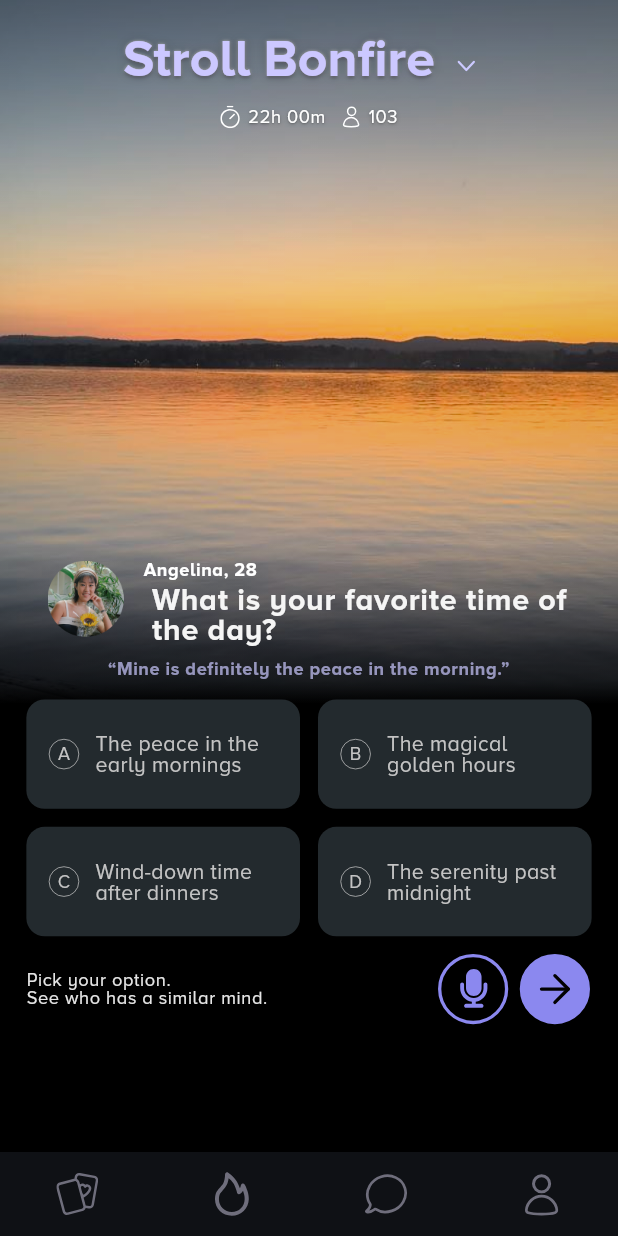
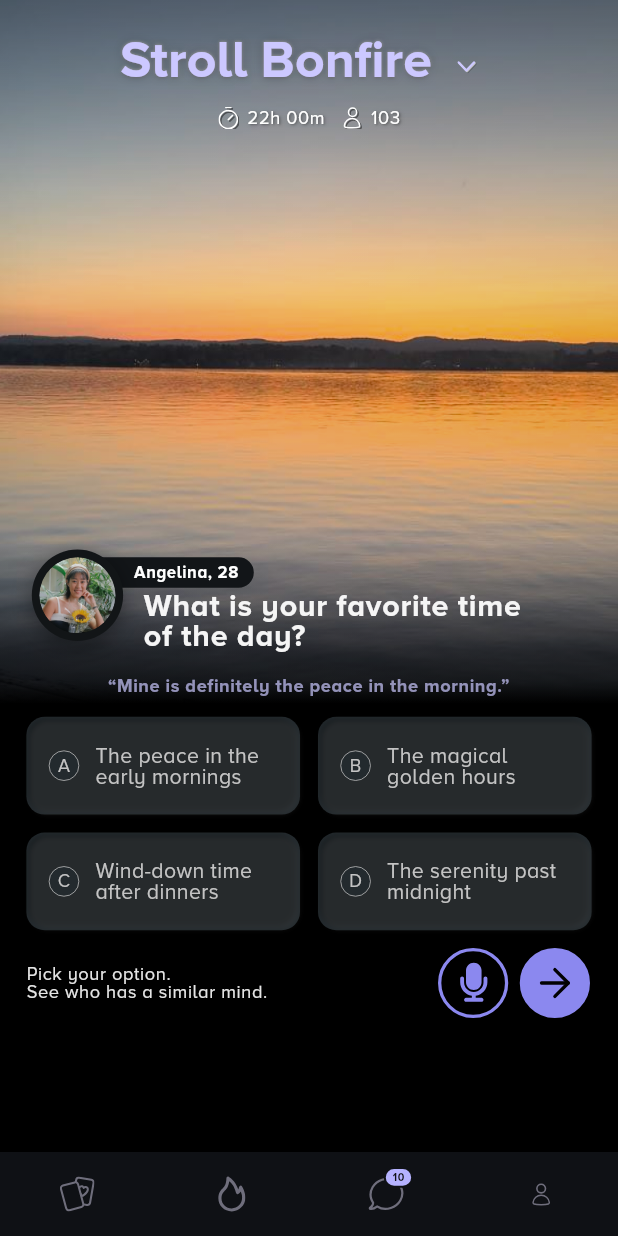
Before and after one commit to Donkelv/flutter-ui-gradient-design, a Flutter app: the screen it shows after launch, on a phone screen of 412 x 824 dp. Run offline on Flutter 3.47's test engine with Material 3 defaults, Android fonts, the phone set to English and light mode, and no system bars; our stand-ins replace flutter_screenutil, websafe_svg; project files that could hold a hidden picture were left out.

Commit message:
FIXES - Added  drop/ inner shadows for the icons and some widgets - Added counters for the bottom navbar icons - designed the dp/username card properly

```diff
--- a/lib/core/theme/colors.dart
+++ b/lib/core/theme/colors.dart
@@ -12,9 +12,12 @@ class StrollAppColors {
   static const Color black = Color(0xff000000);
   static const Color black1 = Color(0xFF232A2E);
   static const Color black2 = Color(0xFF0F1115);
+  static const Color black3 = Color(0xFF121517);
+  static const Color black4 = Color(0xFF121518);
   static const Color primary = Color(0xFF8B88EF);
   static const Color primary1 = Color(0xFFCCC8FF);
   static const Color primary2 = Color(0xFFCBC9FF);
+  static const Color primary3 = Color(0xFFB5B2FF);
 
   static Color getShade(Color color, {bool darker = false, double value = .1}) {
     assert(value >= 0 && value <= 1);
--- a/lib/features/bottom_navbar/presentation/screens/bottom_navbar_screen.dart
+++ b/lib/features/bottom_navbar/presentation/screens/bottom_navbar_screen.dart
@@ -1,8 +1,9 @@
 import 'package:flutter/material.dart';
 import 'package:flutter/services.dart';
 import 'package:stroll_task1/core/extensions/string_extensions.dart';
+import 'package:stroll_task1/features/bottom_navbar/widgets/icon_with_counter.dart';
 import 'package:stroll_task1/features/home/presentation/screens/home_screen.dart';
-import 'package:websafe_svg/websafe_svg.dart';
+
 
 class BottomNavbarScreen extends StatefulWidget {
   const BottomNavbarScreen({super.key});
@@ -50,19 +51,19 @@ class _BottomNavbarScreenState extends State<BottomNavbarScreen> {
           unselectedFontSize: 0.0,
           items: [
             BottomNavigationBarItem(
-              icon: WebsafeSvg.asset("poker-cards".svg),
+              icon: IconWithCounterWidget(iconPath: "poker-cards".svg),
               label: "",
             ),
             BottomNavigationBarItem(
-              icon: WebsafeSvg.asset("bonfire".svg),
+              icon: IconWithCounterWidget(iconPath: "bonfire".svg),
               label: "",
             ),
             BottomNavigationBarItem(
-              icon: WebsafeSvg.asset("chat".svg),
+              icon: IconWithCounterWidget(iconPath: "chat".svg, counter: 10,),
               label: "",
             ),
             BottomNavigationBarItem(
-              icon: WebsafeSvg.asset("user".svg),
+              icon: IconWithCounterWidget(iconPath: "user".svg,),
               label: "",
             ),
           ],
--- /dev/null
+++ b/lib/features/bottom_navbar/widgets/icon_with_counter.dart
@@ -0,0 +1,57 @@
+import 'package:flutter/material.dart';
+import 'package:flutter_screenutil/flutter_screenutil.dart';
+import 'package:stroll_task1/core/extensions/theme_extension.dart';
+import 'package:stroll_task1/core/theme/colors.dart';
+import 'package:websafe_svg/websafe_svg.dart';
+
+class IconWithCounterWidget extends StatelessWidget {
+  final String iconPath;
+  final int? counter;
+  const IconWithCounterWidget(
+      {super.key, required this.iconPath, this.counter});
+
+  @override
+  Widget build(BuildContext context) {
+    return Stack(
+      clipBehavior: Clip.none,
+      children: [
+        // Main SVG icon
+        WebsafeSvg.asset(
+          iconPath,
+          height: 24,
+          width: 24,
+        ),
+        if (counter != null && counter! > 0)
+          Positioned(
+            top: -6,
+            right: -6,
+            child: AnimatedContainer(
+              duration: const Duration(milliseconds: 300),
+              padding: EdgeInsets.only(
+                top: 2.0.h,
+                right: 4.0.w,
+                bottom: 2.0.h,
+                left: 4.0.w,
+              ),
+              decoration: BoxDecoration(
+                color: StrollAppColors.primary3,
+                borderRadius: BorderRadius.circular(15.r),
+                border: Border.all(
+                  color: Theme.of(context).scaffoldBackgroundColor,
+                  width: 1.4,
+                ),
+              ),
+              child: Text(
+                counter.toString(),
+                style: context.textTheme.bodySmall!.copyWith(
+                  fontSize: 7.sp,
+                  fontWeight: FontWeight.w700,
+                  color: Theme.of(context).scaffoldBackgroundColor,
+                ),
+              ),
+            ),
+          ),
+      ],
+    );
+  }
+}
--- a/lib/features/home/presentation/screens/home_screen.dart
+++ b/lib/features/home/presentation/screens/home_screen.dart
@@ -23,6 +23,8 @@ class HomeScreen extends StatelessWidget {
             child: Image.asset(
               "background".png,
               width: context.screenWidth,
+              height: context.screenHeight * .6,
+              fit: BoxFit.contain,
             ),
           ),
           const Positioned(
@@ -48,7 +50,7 @@ class HomeScreen extends StatelessWidget {
                     children: [
                       const HomeTopWidget(),
                       SizedBox(
-                        height: context.screenHeight * .35,
+                        height: context.screenHeight * .34,
                       ),
                       const HomeBottomWidget(),
                     ],
--- /dev/null
+++ b/lib/features/home/presentation/widgets/build_svg_with_shadow.dart
@@ -0,0 +1,94 @@
+import 'package:flutter/material.dart';
+import 'package:flutter_screenutil/flutter_screenutil.dart';
+import 'package:stroll_task1/core/theme/colors.dart';
+import 'package:websafe_svg/websafe_svg.dart';
+
+class BuildSvgWithShadowWhite extends StatelessWidget {
+  final String assetPath;
+  const BuildSvgWithShadowWhite({super.key, required this.assetPath});
+
+  @override
+  Widget build(BuildContext context) {
+    return Stack(
+      children: [
+        // Shadow 1
+        Positioned(
+          top: 1,
+          left: 1,
+          child: WebsafeSvg.asset(
+            assetPath,
+            height: 15.h,
+            width: 13.w,
+            colorFilter:
+                const ColorFilter.mode(Color(0x4D000000), BlendMode.srcIn),
+          ),
+        ),
+        // Shadow 2
+        Positioned(
+          top: 1,
+          left: 1,
+          child: WebsafeSvg.asset(
+            assetPath,
+            height: 15.h,
+            width: 13.w,
+            colorFilter:
+                const ColorFilter.mode(Color(0x33000000), BlendMode.srcIn),
+          ),
+        ),
+        // Main SVG
+        WebsafeSvg.asset(
+          assetPath,
+          height: 15.h,
+          width: 13.w,
+          colorFilter: const ColorFilter.mode(Colors.white, BlendMode.srcIn),
+        ),
+      ],
+    );
+  }
+}
+
+class BuildSvgWithShadowPrimary extends StatelessWidget {
+  final String assetPath;
+  const BuildSvgWithShadowPrimary({super.key, required this.assetPath});
+
+  @override
+  Widget build(BuildContext context) {
+    return Stack(
+      children: [
+        // Shadow 1
+        Positioned(
+          top: 1,
+          left: 1,
+          child: WebsafeSvg.asset(
+            assetPath,
+            height: 40.h,
+            width: 40.w,
+            colorFilter:
+                const ColorFilter.mode(Color(0x33000000), BlendMode.srcIn),
+          ),
+        ),
+        // Shadow 2
+        Positioned(
+          top: 0.5,
+          left: 0.5,
+          child: WebsafeSvg.asset(
+            assetPath,
+            height: 40.h,
+            width: 40.w,
+            colorFilter:
+                const ColorFilter.mode(Color(0xFFBEBEBE), BlendMode.srcIn),
+          ),
+        ),
+
+        // Main SVG
+        WebsafeSvg.asset(
+          assetPath,
+          height: 40.h,
+          width: 40.w,
+          colorFilter:
+              const ColorFilter.mode(StrollAppColors.primary1, BlendMode.srcIn),
+        ),
+      ],
+    );
+  }
+}
--- a/lib/features/home/presentation/widgets/home_bottom_widgets.dart
+++ b/lib/features/home/presentation/widgets/home_bottom_widgets.dart
@@ -1,11 +1,8 @@
-
-
-
-
 import 'package:flutter/material.dart';
 import 'package:flutter_screenutil/flutter_screenutil.dart';
 import 'package:stroll_task1/core/constants/padding_consts.dart';
 import 'package:stroll_task1/core/constants/string_const.dart';
+import 'package:stroll_task1/core/extensions/context_extensions.dart';
 import 'package:stroll_task1/core/extensions/string_extensions.dart';
 import 'package:stroll_task1/core/extensions/theme_extension.dart';
 import 'package:stroll_task1/core/theme/colors.dart';
@@ -25,51 +22,84 @@ class _HomeBottomWidgetState extends State<HomeBottomWidget> {
   @override
   Widget build(BuildContext context) {
     return Column(
+      crossAxisAlignment: CrossAxisAlignment.start,
       children: [
         Padding(
-          padding:
-              EdgeInsets.symmetric(horizontal: PaddingConsts.largeHorizontal),
-          child: Row(
-            mainAxisAlignment: MainAxisAlignment.start,
-            crossAxisAlignment: CrossAxisAlignment.start,
+          padding: EdgeInsets.symmetric(
+              horizontal: PaddingConsts.largeHorizontal - 10.w),
+          child: SizedBox(
+            height: 75.h,
+            width: context.screenWidth,
+            child: Stack(
               children: [
-              ClipRRect(
-                borderRadius: BorderRadius.circular(25.r),
-                child: Image.asset(
-                  "dp".png,
-                  height: 50.0.h,
-                  width: 50.0.w,
+                Positioned(
+                  left: 30.w,
+                  top: 5.h,
+                  child: Container(
+                    height: 20.0.h,
+                    width: 107.w,
+                    decoration: BoxDecoration(
+                      color: StrollAppColors.black4,
+                      borderRadius: BorderRadius.circular(10.r),
                     ),
+                    child: Center(
+                      child: Padding(
+                        padding: EdgeInsets.only(
+                          left: 25.w,
                         ),
-              10.0.horizontalSpace,
-              Flexible(
-                child: Column(
-                  mainAxisAlignment: MainAxisAlignment.start,
-                  crossAxisAlignment: CrossAxisAlignment.start,
-                  children: [
-                    Text(
+                        child: Text(
                           "Angelina, 28",
                           style: context.textTheme.bodySmall!.copyWith(
                             color: StrollAppColors.white,
+                            fontSize: 11.sp,
                             fontWeight: FontWeight.w700,
                           ),
                         ),
-                    5.0.verticalSpace,
-                    Padding(
-                      padding: EdgeInsets.only(left: 5.0.w),
+                      ),
+                    ),
+                  ),
+                ),
+                Container(
+                  height: 60.0.h,
+                  width: 60.0.w,
+                  decoration: BoxDecoration(
+                    color: StrollAppColors.black3,
+                    shape: BoxShape.circle,
+                    boxShadow: [
+                      BoxShadow(
+                          offset: const Offset(0, 3.41),
+                          blurRadius: 11.93,
+                          color: StrollAppColors.black.withOpacity(0.4))
+                    ],
+                  ),
+                  child: Center(
+                    child: Container(
+                      height: 50.0.h,
+                      width: 50.0.w,
+                      decoration: BoxDecoration(
+                        image: DecorationImage(image: AssetImage("dp".png)),
+                        shape: BoxShape.circle,
+                      ),
+                    ),
+                  ),
+                ),
+                Positioned(
+                  top: 28.0.h,
+                  left: 60.0.w,
+                  child: Padding(
+                    padding: EdgeInsets.only(left: 10.0.w),
                     child: Text(
-                        "What is your favorite time of the day?",
+                      "What is your favorite time\nof the day?",
                       softWrap: true,
                       style: context.textTheme.bodyLarge!.copyWith(
                         fontWeight: FontWeight.w700,
                         color: StrollAppColors.white1,
-                            height: 1),
+                      ),
+                    ),
                   ),
                 ),
               ],
             ),
-              )
-            ],
           ),
         ),
         9.0.verticalSpace,
@@ -92,10 +122,10 @@ class _HomeBottomWidgetState extends State<HomeBottomWidget> {
               EdgeInsets.symmetric(horizontal: PaddingConsts.smallHorizontal),
           physics: const NeverScrollableScrollPhysics(),
           gridDelegate: const SliverGridDelegateWithFixedCrossAxisCount(
-              crossAxisCount: 2, // 4 items in a row
-              crossAxisSpacing: 12.0, // Spacing between columns
-              mainAxisSpacing: 12.0, // Spacing between rows
-              childAspectRatio: 2.5),
+              crossAxisCount: 2,
+              crossAxisSpacing: 12.0,
+              mainAxisSpacing: 12.0,
+              childAspectRatio: 2.8),
           itemCount: optionsList.length,
           itemBuilder: (context, index) {
             return CustomOptionsWidget(
@@ -162,8 +192,6 @@ class CustomOptionsWidget extends StatelessWidget {
     return AnimatedContainer(
       duration: const Duration(milliseconds: 300),
       curve: Curves.easeInOut,
-      // width: 166.w,
-      // height: 30.h,
       decoration: BoxDecoration(
         color: StrollAppColors.black1,
         borderRadius: BorderRadius.circular(12.r),
@@ -176,7 +204,41 @@ class CustomOptionsWidget extends StatelessWidget {
                 width: 2.0,
                 color: Colors.transparent,
               ),
+        boxShadow: const [
+          // Drop shadow
+          BoxShadow(
+            color: Color(0x4D000000), // #0000004D
+            offset: Offset(2, 2),
+            blurRadius: 8,
           ),
+        ],
+      ),
+      child: Stack(
+        children: [
+          Positioned.fill(
+            child: Container(
+              decoration: BoxDecoration(
+                borderRadius: BorderRadius.circular(12.0),
+                boxShadow: const [
+                  // First inset shadow
+                  BoxShadow(
+                    color: Color(0x4D000000), // #0000004D
+                    offset: Offset(-1, -1),
+                    blurRadius: 2,
+                    spreadRadius: 0,
+                  ),
+                  // Second inset shadow
+                  BoxShadow(
+                    color: Color(0x4D484848), // #4848484D
+                    offset: Offset(1, 1),
+                    blurRadius: 2,
+                    spreadRadius: 0,
+                  ),
+                ],
+              ),
+            ),
+          ),
+          Positioned.fill(
             child: Material(
               type: MaterialType.transparency,
               child: InkWell(
@@ -233,6 +295,9 @@ class CustomOptionsWidget extends StatelessWidget {
                 ),
               ),
             ),
+          ),
+        ],
+      ),
     );
   }
 }
--- a/lib/features/home/presentation/widgets/home_top_widget.dart
+++ b/lib/features/home/presentation/widgets/home_top_widget.dart
@@ -1,12 +1,11 @@
-
-
-
 import 'package:flutter/material.dart';
 import 'package:flutter_screenutil/flutter_screenutil.dart';
+
 import 'package:stroll_task1/core/extensions/string_extensions.dart';
 import 'package:stroll_task1/core/extensions/theme_extension.dart';
 import 'package:stroll_task1/core/theme/colors.dart';
-import 'package:websafe_svg/websafe_svg.dart';
+import 'package:stroll_task1/features/home/presentation/widgets/build_svg_with_shadow.dart';
+
 
 class HomeTopWidget extends StatelessWidget {
   const HomeTopWidget({
@@ -29,22 +28,23 @@ class HomeTopWidget extends StatelessWidget {
                   const Shadow(
                     offset: Offset(0, 0),
                     blurRadius: 7.9,
-                    color: Color(0x33000000), // Shadow #00000033
+                    color: Color(0x33000000),
                   ),
                   const Shadow(
                     offset: Offset(0, 0),
                     blurRadius: 2.0,
-                    color: Color(0xFFBEBEBE), // Shadow #BEBEBE
+                    color: Color(0xFFBEBEBE),
                   ),
                   const Shadow(
                     offset: Offset(0, 1),
                     blurRadius: 2.0,
-                    color: Color(0x8024232F), // Shadow #24232F80
+                    color: Color(0x8024232F),
                   ),
                 ],
               ),
             ),
-            WebsafeSvg.asset("caret_down".svg)
+            BuildSvgWithShadowPrimary(assetPath: "caret_down".svg,)
+
           ],
         ),
         10.0.verticalSpace,
@@ -52,43 +52,43 @@ class HomeTopWidget extends StatelessWidget {
           mainAxisAlignment: MainAxisAlignment.center,
           crossAxisAlignment: CrossAxisAlignment.center,
           children: [
-            WebsafeSvg.asset("clock".svg),
+            BuildSvgWithShadowWhite(assetPath: "clock".svg),
             5.0.horizontalSpace,
             Text(
               "22h 00m",
               style: context.textTheme.bodySmall!.copyWith(
                 color: StrollAppColors.white,
                 shadows: [
-                  Shadow(
-                    offset: const Offset(0, 1),
+                  const Shadow(
+                    offset: Offset(1, 1),
                     blurRadius: 1,
-                    color: const Color(0xFF000000).withOpacity(0.3),
+                    color: Color(0x4D000000),
                   ),
-                  Shadow(
-                    offset: const Offset(0, 1),
-                    blurRadius: 4.0,
-                    color: const Color(0xFF000000).withOpacity(0.2),
+                  const Shadow(
+                    offset: Offset(1, 1),
+                    blurRadius: 4,
+                    color: Color(0x33000000),
                   ),
                 ],
               ),
             ),
             10.0.horizontalSpace,
-            WebsafeSvg.asset("person".svg),
+            BuildSvgWithShadowWhite(assetPath: "person".svg),
             5.0.horizontalSpace,
             Text(
               "103",
               style: context.textTheme.bodySmall!.copyWith(
                 color: StrollAppColors.white,
                 shadows: [
-                  Shadow(
-                    offset: const Offset(0, 1),
+                  const Shadow(
+                    offset: Offset(1, 1),
                     blurRadius: 1,
-                    color: const Color(0xFF000000).withOpacity(0.3),
+                    color: Color(0x4D000000),
                   ),
-                  Shadow(
-                    offset: const Offset(0, 1),
-                    blurRadius: 4.0,
-                    color: const Color(0xFF000000).withOpacity(0.2),
+                  const Shadow(
+                    offset: Offset(1, 1),
+                    blurRadius: 4,
+                    color: Color(0x33000000),
                   ),
                 ],
               ),
--- a/pubspec.yaml
+++ b/pubspec.yaml
@@ -2,7 +2,7 @@ name: stroll_task1
 description: "A new Flutter project."
 # The following line prevents the package from being accidentally published to
 # pub.dev using `flutter pub publish`. This is preferred for private packages.
-publish_to: 'none' # Remove this line if you wish to publish to pub.dev
+publish_to: "none" # Remove this line if you wish to publish to pub.dev
 
 # The following defines the version and build number for your application.
 # A version number is three numbers separated by dots, like 1.2.43
@@ -31,7 +31,6 @@ dependencies:
   flutter:
     sdk: flutter
 
-
   # The following adds the Cupertino Icons font to your application.
   # Use with the CupertinoIcons class for iOS style icons.
   cupertino_icons: ^1.0.8
@@ -55,7 +54,6 @@ dev_dependencies:
 
 # The following section is specific to Flutter packages.
 flutter:
-
   # The following line ensures that the Material Icons font is
   # included with your application, so that you can use the icons in
   # the material Icons class.
```
Lines whose indentation alone changed are shown as unchanged.
